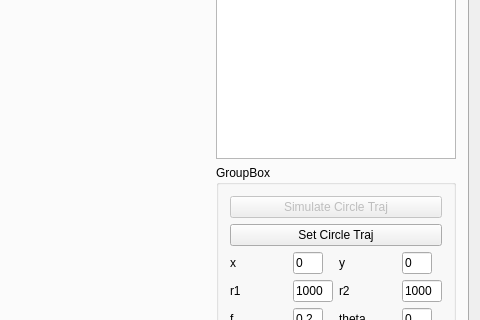
Above: dialog.ui from kektobiologist/motion-simulation before the change; both pictures show x 419 to 899 and y 150 to 470 of the 899 by 595 pixel window. Below: the same form after it.
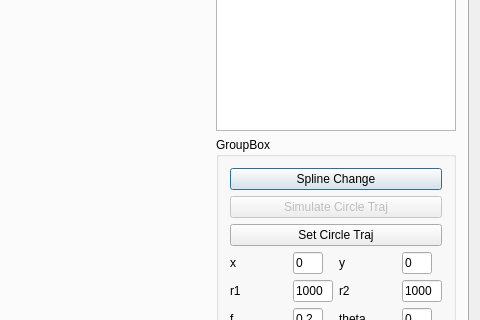
That is the form after the change. The open tabs and pages were chosen to show the change. Custom widgets are drawn as their Qt base class.

Commit message: adding new button to UI for testing spline change

The edit to the form file:
```diff
--- a/dialog.ui
+++ b/dialog.ui
@@ -57,6 +57,13 @@
               <string>GroupBox</string>
              </property>
              <layout class="QVBoxLayout" name="verticalLayout">
+              <item>
+               <widget class="QPushButton" name="splineChangeBtn">
+                <property name="text">
+                 <string>Spline Change</string>
+                </property>
+               </widget>
+              </item>
               <item>
                <widget class="QPushButton" name="trajSimButton">
                 <property name="enabled">
```
Left out of the diff: 2 changed lines with no effect on the pictures. The commit also changes 2 other files.
